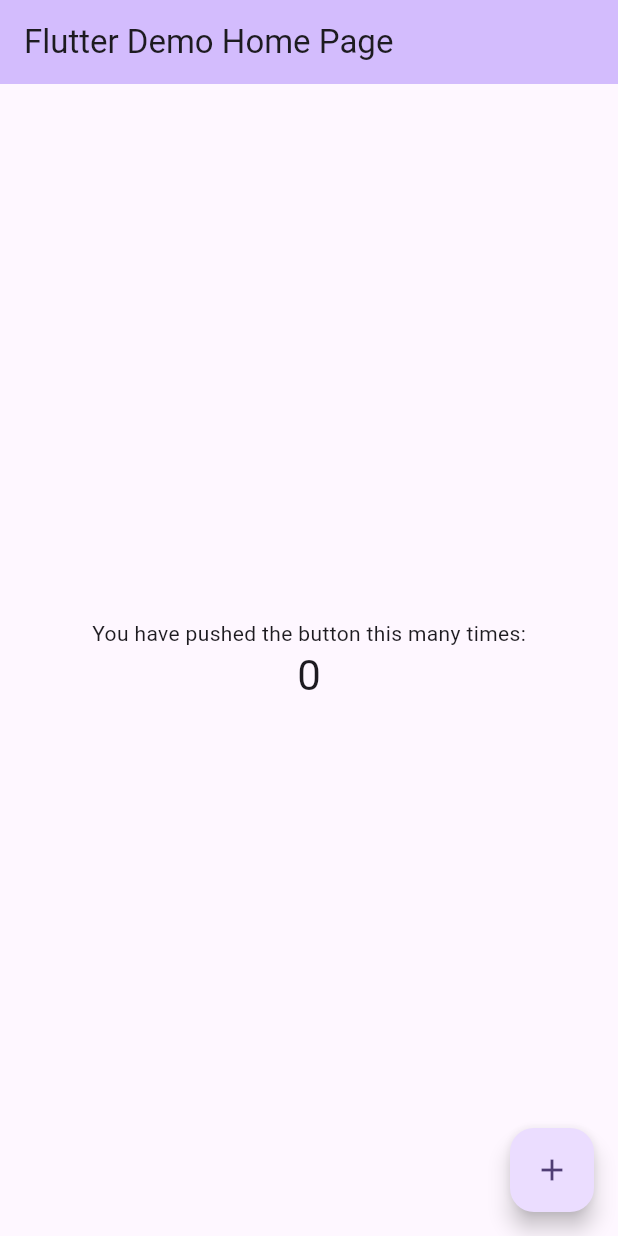
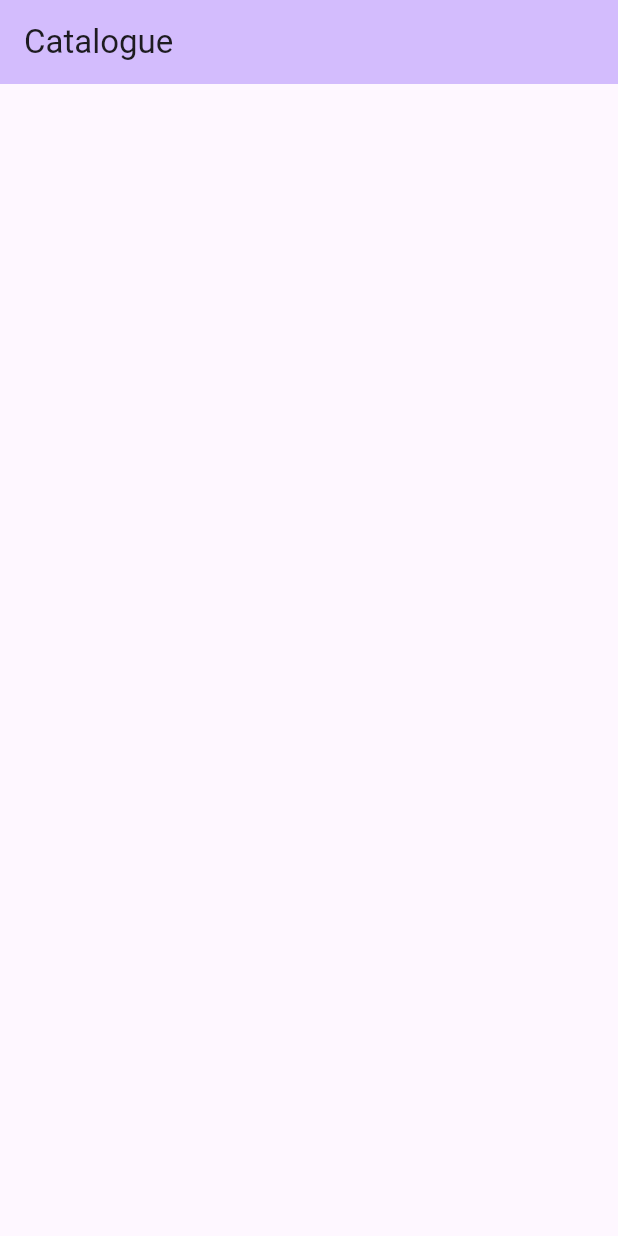
Before and after one commit to Eznira/shopping_cart, a Flutter app: the screen it shows after launch, on a phone screen of 412 x 824 dp. Run offline on Flutter 3.47's test engine with Material 3 defaults, Android fonts, the phone set to English and light mode, and no system bars.

Commit message:
project structure

```diff
--- a/lib/main.dart
+++ b/lib/main.dart
@@ -1,4 +1,5 @@
 import 'package:flutter/material.dart';
+import 'package:shopping_cart/presentation/screens/home.dart';
 
 void main() {
   runApp(const MyApp());
@@ -13,110 +14,9 @@ class MyApp extends StatelessWidget {
     return MaterialApp(
       title: 'Flutter Demo',
       theme: ThemeData(
-        // This is the theme of your application.
-        //
-        // TRY THIS: Try running your application with "flutter run". You'll see
-        // the application has a purple toolbar. Then, without quitting the app,
-        // try changing the seedColor in the colorScheme below to Colors.green
-        // and then invoke "hot reload" (save your changes or press the "hot
-        // reload" button in a Flutter-supported IDE, or press "r" if you used
-        // the command line to start the app).
-        //
-        // Notice that the counter didn't reset back to zero; the application
-        // state is not lost during the reload. To reset the state, use hot
-        // restart instead.
-        //
-        // This works for code too, not just values: Most code changes can be
-        // tested with just a hot reload.
         colorScheme: ColorScheme.fromSeed(seedColor: Colors.deepPurple),
       ),
-      home: const MyHomePage(title: 'Flutter Demo Home Page'),
+      home: Home(title: 'Catalogue'),
     );
   }
 }
-
-class MyHomePage extends StatefulWidget {
-  const MyHomePage({super.key, required this.title});
-
-  // This widget is the home page of your application. It is stateful, meaning
-  // that it has a State object (defined below) that contains fields that affect
-  // how it looks.
-
-  // This class is the configuration for the state. It holds the values (in this
-  // case the title) provided by the parent (in this case the App widget) and
-  // used by the build method of the State. Fields in a Widget subclass are
-  // always marked "final".
-
-  final String title;
-
-  @override
-  State<MyHomePage> createState() => _MyHomePageState();
-}
-
-class _MyHomePageState extends State<MyHomePage> {
-  int _counter = 0;
-
-  void _incrementCounter() {
-    setState(() {
-      // This call to setState tells the Flutter framework that something has
-      // changed in this State, which causes it to rerun the build method below
-      // so that the display can reflect the updated values. If we changed
-      // _counter without calling setState(), then the build method would not be
-      // called again, and so nothing would appear to happen.
-      _counter++;
-    });
-  }
-
-  @override
-  Widget build(BuildContext context) {
-    // This method is rerun every time setState is called, for instance as done
-    // by the _incrementCounter method above.
-    //
-    // The Flutter framework has been optimized to make rerunning build methods
-    // fast, so that you can just rebuild anything that needs updating rather
-    // than having to individually change instances of widgets.
-    return Scaffold(
-      appBar: AppBar(
-        // TRY THIS: Try changing the color here to a specific color (to
-        // Colors.amber, perhaps?) and trigger a hot reload to see the AppBar
-        // change color while the other colors stay the same.
-        backgroundColor: Theme.of(context).colorScheme.inversePrimary,
-        // Here we take the value from the MyHomePage object that was created by
-        // the App.build method, and use it to set our appbar title.
-        title: Text(widget.title),
-      ),
-      body: Center(
-        // Center is a layout widget. It takes a single child and positions it
-        // in the middle of the parent.
-        child: Column(
-          // Column is also a layout widget. It takes a list of children and
-          // arranges them vertically. By default, it sizes itself to fit its
-          // children horizontally, and tries to be as tall as its parent.
-          //
-          // Column has various properties to control how it sizes itself and
-          // how it positions its children. Here we use mainAxisAlignment to
-          // center the children vertically; the main axis here is the vertical
-          // axis because Columns are vertical (the cross axis would be
-          // horizontal).
-          //
-          // TRY THIS: Invoke "debug painting" (choose the "Toggle Debug Paint"
-          // action in the IDE, or press "p" in the console), to see the
-          // wireframe for each widget.
-          mainAxisAlignment: MainAxisAlignment.center,
-          children: <Widget>[
-            const Text('You have pushed the button this many times:'),
-            Text(
-              '$_counter',
-              style: Theme.of(context).textTheme.headlineMedium,
-            ),
-          ],
-        ),
-      ),
-      floatingActionButton: FloatingActionButton(
-        onPressed: _incrementCounter,
-        tooltip: 'Increment',
-        child: const Icon(Icons.add),
-      ), // This trailing comma makes auto-formatting nicer for build methods.
-    );
-  }
-}
--- /dev/null
+++ b/lib/presentation/screens/home.dart
@@ -0,0 +1,23 @@
+import 'package:flutter/material.dart';
+
+class Home extends StatefulWidget {
+  const Home({super.key, required this.title});
+
+  final String title;
+
+  @override
+  State<Home> createState() => _HomeState();
+}
+
+class _HomeState extends State<Home> {
+  @override
+  Widget build(BuildContext context) {
+    return Scaffold(
+      appBar: AppBar(
+        backgroundColor: Theme.of(context).colorScheme.inversePrimary,
+        title: Text(widget.title),
+      ),
+      body: Scaffold(),
+    );
+  }
+}
```
